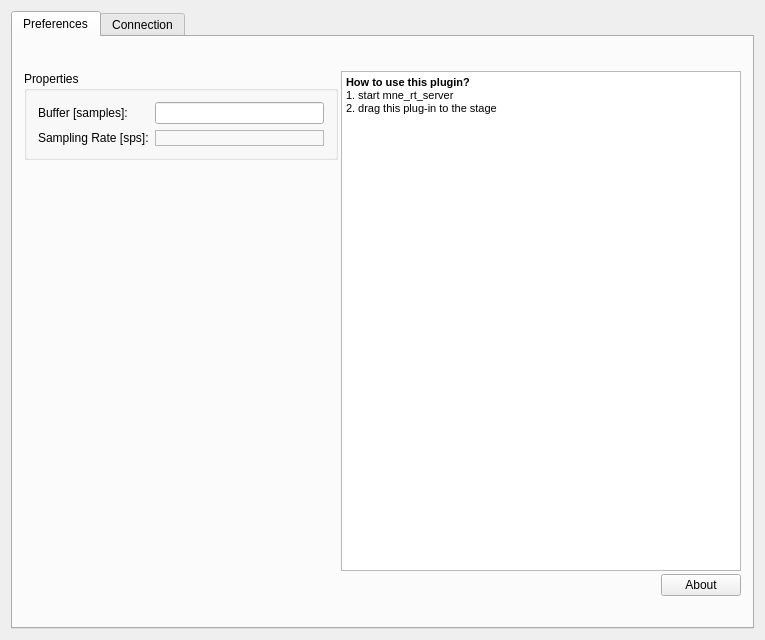
mne-tools/mne-cpp, file applications/mne_scan/plugins/fiffsimulator/FormFiles/fiffsimulatorsetup.ui: the form before one commit.
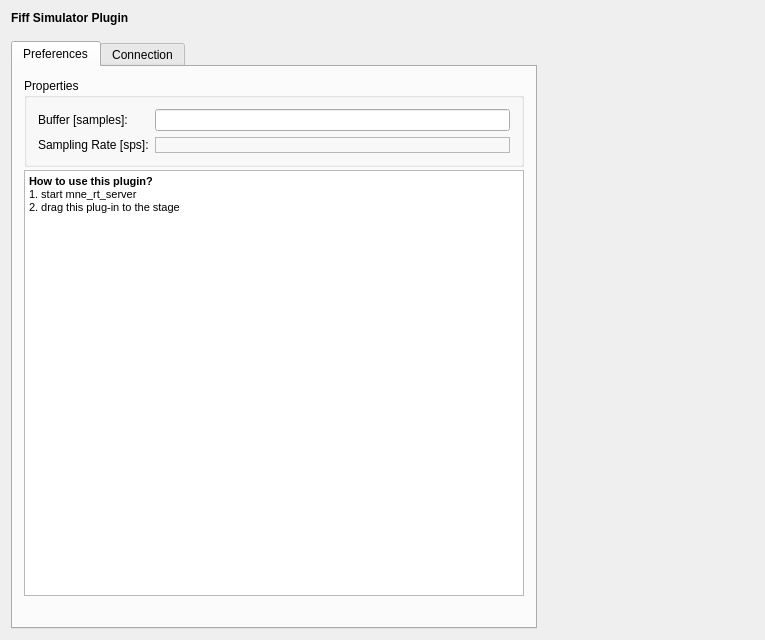
The form after the commit. The open tabs and pages were chosen to show the change. Icons and pictures are not drawn.

Commit message: MAINT: Changing aquisition plugin formatting and removing about screen

What changed in the file:
```diff
--- a/applications/mne_scan/plugins/fiffsimulator/FormFiles/fiffsimulatorsetup.ui
+++ b/applications/mne_scan/plugins/fiffsimulator/FormFiles/fiffsimulatorsetup.ui
@@ -14,8 +14,43 @@
    <string>RTServerSetupClass</string>
   </property>
   <layout class="QVBoxLayout" name="verticalLayout">
+   <item>
+    <widget class="QLabel" name="label">
+     <property name="font">
+      <font>
+       <weight>75</weight>
+       <bold>true</bold>
+      </font>
+     </property>
+     <property name="text">
+      <string>Fiff Simulator Plugin</string>
+     </property>
+    </widget>
+   </item>
+   <item>
+    <spacer name="verticalSpacer_2">
+     <property name="orientation">
+      <enum>Qt::Vertical</enum>
+     </property>
+     <property name="sizeType">
+      <enum>QSizePolicy::Fixed</enum>
+     </property>
+     <property name="sizeHint" stdset="0">
+      <size>
+       <width>20</width>
+       <height>10</height>
+      </size>
+     </property>
+    </spacer>
+   </item>
    <item>
     <widget class="QTabWidget" name="tabWidget">
+     <property name="sizePolicy">
+      <sizepolicy hsizetype="Maximum" vsizetype="Expanding">
+       <horstretch>0</horstretch>
+       <verstretch>0</verstretch>
+      </sizepolicy>
+     </property>
      <property name="currentIndex">
       <number>0</number>
      </property>
@@ -29,33 +64,7 @@
          <property name="spacing">
           <number>3</number>
          </property>
-         <item row="0" column="1">
-          <spacer name="m_qHorizontalSpacerTitle">
-           <property name="orientation">
-            <enum>Qt::Horizontal</enum>
-           </property>
-           <property name="sizeHint" stdset="0">
-            <size>
-             <width>40</width>
-             <height>20</height>
-            </size>
-           </property>
-          </spacer>
-         </item>
-         <item row="2" column="0">
-          <spacer name="m_qVerticalSpacer_Properties">
-           <property name="orientation">
-            <enum>Qt::Vertical</enum>
-           </property>
-           <property name="sizeHint" stdset="0">
-            <size>
-             <width>20</width>
-             <height>40</height>
-            </size>
-           </property>
-          </spacer>
-         </item>
-         <item row="1" column="0">
+         <item row="0" column="0">
           <widget class="QGroupBox" name="m_qGroupBox_MneRtClientProperties">
            <property name="title">
             <string>Properties</string>
@@ -104,7 +113,7 @@
            </layout>
           </widget>
          </item>
-         <item row="1" column="1" rowspan="2" colspan="3">
+         <item row="1" column="0">
           <widget class="QTextBrowser" name="textBrowser">
            <property name="html">
             <string>&lt;!DOCTYPE HTML PUBLIC &quot;-//W3C//DTD HTML 4.0//EN&quot; &quot;http://www.w3.org/TR/REC-html40/strict.dtd&quot;&gt;
@@ -117,53 +126,23 @@
            </property>
           </widget>
          </item>
-         <item row="3" column="3">
-          <widget class="QPushButton" name="m_qPushButton_About">
-           <property name="text">
-            <string>About</string>
-           </property>
-          </widget>
-         </item>
-         <item row="3" column="1" colspan="2">
-          <spacer name="m_qHorizontalSpacer_About">
+         <item row="2" column="0">
+          <spacer name="horizontalSpacer_2">
            <property name="orientation">
             <enum>Qt::Horizontal</enum>
            </property>
-           <property name="sizeHint" stdset="0">
-            <size>
-             <width>40</width>
-             <height>20</height>
-            </size>
-           </property>
-          </spacer>
-         </item>
-         <item row="0" column="2" colspan="2">
-          <widget class="QLabel" name="m_qLabelFiffSimulatorImage">
-           <property name="text">
-            <string/>
-           </property>
-           <property name="pixmap">
-            <pixmap resource="../fiffsimulator.qrc">:/images/fiffsimulator.png</pixmap>
-           </property>
-          </widget>
-         </item>
-        </layout>
-       </item>
-       <item>
-        <spacer name="m_qVerticalSpacer_Headline">
-         <property name="orientation">
-          <enum>Qt::Vertical</enum>
-         </property>
          <property name="sizeType">
-          <enum>QSizePolicy::Fixed</enum>
+            <enum>QSizePolicy::Minimum</enum>
          </property>
          <property name="sizeHint" stdset="0">
           <size>
-           <width>20</width>
+             <width>500</width>
            <height>20</height>
           </size>
          </property>
         </spacer>
+         </item>
+        </layout>
        </item>
       </layout>
      </widget>
```
Left out of the diff: 97 changed lines with no effect on the pictures. Lines whose indentation alone changed are shown as unchanged. The commit also changes 27 other files.
